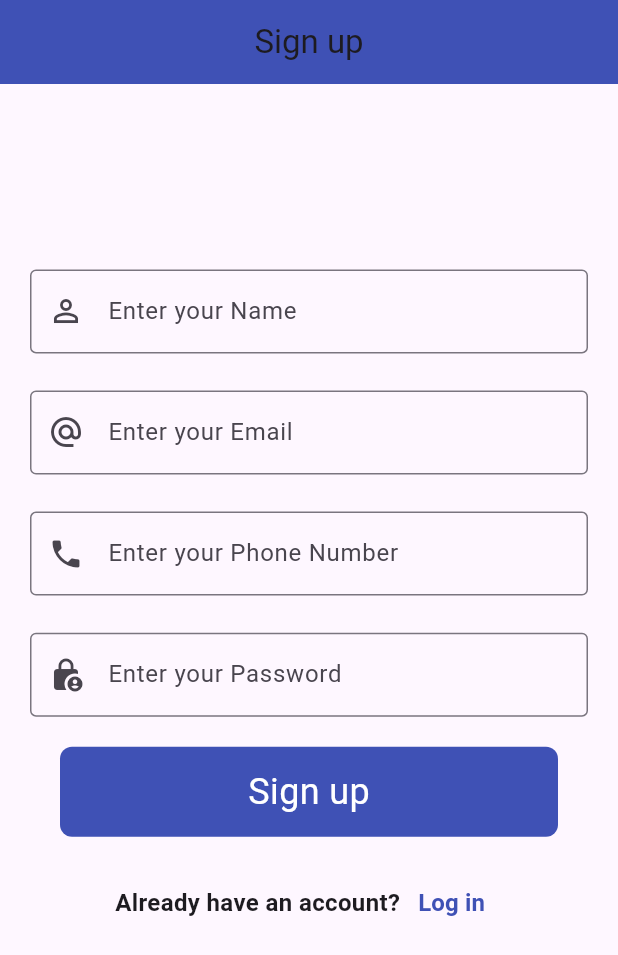
After one commit to ZainR10/expanse_tracker_flutter, a Flutter app: the screen it shows after launch, after a tap on "Log in", after a tap on "Sign up", on a phone screen of 412 x 824 dp. The commit adds this screen. Shown: the top 955 px of the screen. Run offline on Flutter 3.47's test engine with Material 3 defaults, Android fonts, the phone set to English and light mode, and no system bars; our stand-ins replace firebase_core; accounts and stored records are empty.

Commit message:
created sign up screen. created text button to navigate between login to signup screens.

```diff
--- a/lib/res/components/round_button.dart
+++ b/lib/res/components/round_button.dart
@@ -18,7 +18,7 @@ class RoundButton extends StatelessWidget {
       onTap: onPress,
       child: Container(
         height: 60,
-        margin: const EdgeInsets.all(24),
+        margin: const EdgeInsets.all(20),
         decoration: BoxDecoration(
             borderRadius: BorderRadius.circular(8),
             color: AppColors.buttonColor),
--- a/lib/view/login_view.dart
+++ b/lib/view/login_view.dart
@@ -1,8 +1,8 @@
+import 'package:expanse_tracker_flutter/res/components/colors.dart';
 import 'package:expanse_tracker_flutter/res/components/round_button.dart';
 import 'package:expanse_tracker_flutter/utils/general_utils.dart';
-import 'package:flutter/foundation.dart';
+import 'package:expanse_tracker_flutter/view/signup_view.dart';
 import 'package:flutter/material.dart';
-import 'package:flutter/widgets.dart';
 
 class LoginView extends StatefulWidget {
   const LoginView({super.key});
@@ -32,11 +32,13 @@ class _LoginViewState extends State<LoginView> {
 
   @override
   Widget build(BuildContext context) {
+    final height = MediaQuery.of(context).size.height * 1;
     return Scaffold(
         appBar: AppBar(
           title: const Text('Log in'),
           centerTitle: true,
           automaticallyImplyLeading: false,
+          backgroundColor: Colors.indigo,
         ),
         body: Padding(
           padding: const EdgeInsets.symmetric(horizontal: 20),
@@ -78,7 +80,7 @@ class _LoginViewState extends State<LoginView> {
                             },
                           ),
                           SizedBox(
-                            height: 30,
+                            height: height * .03,
                           ),
                           TextFormField(
                             focusNode: passwordFocusNode,
@@ -110,7 +112,33 @@ class _LoginViewState extends State<LoginView> {
                   title: 'Log in',
                   onPress: () {
                     if (_formkey.currentState!.validate()) {}
-                  })
+                  }),
+              // SizedBox(
+              //   height: height * .0,
+              // ),
+              Row(
+                mainAxisAlignment: MainAxisAlignment.center,
+                children: [
+                  const Text(
+                    "Don't have an account?",
+                    style: TextStyle(fontWeight: FontWeight.bold, fontSize: 16),
+                  ),
+                  TextButton(
+                      onPressed: () {
+                        Navigator.push(
+                            context,
+                            MaterialPageRoute(
+                                builder: (context) => const SignupView()));
+                      },
+                      child: const Text(
+                        'Sign up',
+                        style: TextStyle(
+                            color: AppColors.buttonColor,
+                            fontWeight: FontWeight.bold,
+                            fontSize: 16),
+                      ))
+                ],
+              )
             ],
           ),
         ));
--- /dev/null
+++ b/lib/view/signup_view.dart
@@ -0,0 +1,223 @@
+import 'package:expanse_tracker_flutter/res/components/colors.dart';
+import 'package:expanse_tracker_flutter/res/components/round_button.dart';
+import 'package:expanse_tracker_flutter/utils/general_utils.dart';
+import 'package:expanse_tracker_flutter/view/login_view.dart';
+import 'package:flutter/foundation.dart';
+import 'package:flutter/material.dart';
+import 'package:flutter/widgets.dart';
+
+class SignupView extends StatefulWidget {
+  const SignupView({super.key});
+
+  @override
+  State<SignupView> createState() => _SignupViewState();
+}
+
+class _SignupViewState extends State<SignupView> {
+  final _formkey = GlobalKey<FormState>();
+
+  final nameController = TextEditingController();
+  final phoneNumberController = TextEditingController();
+  final emailController = TextEditingController();
+  final passwordController = TextEditingController();
+
+  FocusNode nameFocusNode = FocusNode();
+  FocusNode phoneNumberFocusNode = FocusNode();
+
+  FocusNode emailFocusNode = FocusNode();
+  FocusNode passwordFocusNode = FocusNode();
+
+  @override
+  void dispose() {
+    // TODO: implement dispose
+    super.dispose();
+    nameController.dispose();
+    phoneNumberController.dispose();
+
+    emailController.dispose();
+    passwordController.dispose();
+    nameFocusNode.dispose();
+    phoneNumberFocusNode.dispose();
+
+    emailFocusNode.dispose();
+    passwordFocusNode.dispose();
+  }
+
+  @override
+  Widget build(BuildContext context) {
+    final height = MediaQuery.of(context).size.height * 1;
+    return Scaffold(
+        appBar: AppBar(
+          title: const Text('Sign up'),
+          centerTitle: true,
+          automaticallyImplyLeading: false,
+          backgroundColor: Colors.indigo,
+        ),
+        body: SingleChildScrollView(
+          child: Padding(
+            padding: const EdgeInsets.symmetric(horizontal: 20),
+            child: Column(
+              mainAxisAlignment: MainAxisAlignment.center,
+              crossAxisAlignment: CrossAxisAlignment.center,
+              children: [
+                SizedBox(
+                  height: height * .15,
+                ),
+                Column(
+                  children: [
+                    Form(
+                        key: _formkey,
+                        child: Column(
+                          children: [
+                            //name
+                            TextFormField(
+                              focusNode: nameFocusNode,
+                              controller: nameController,
+                              validator: (String? value) {
+                                if (value == null || value.isEmpty) {
+                                  return "Name field cannot be empty";
+                                }
+                                if (value.contains('@') ||
+                                    value.contains('.com')) {
+                                  return "Name can not contain words like these";
+                                }
+                                return null;
+                              },
+                              keyboardType: TextInputType.emailAddress,
+                              decoration: const InputDecoration(
+                                prefixIcon: Icon(Icons.person_outline_outlined),
+                                border: OutlineInputBorder(),
+                                hintText: 'Enter your Name',
+                                hintStyle: TextStyle(
+                                  fontWeight: FontWeight.normal,
+                                ),
+                              ),
+                              onFieldSubmitted: (value) {
+                                GeneralUtils.fieldFocusChange(
+                                    context, nameFocusNode, emailFocusNode);
+                              },
+                            ),
+                            SizedBox(
+                              height: height * .03,
+                            ),
+                            //email
+                            TextFormField(
+                              focusNode: emailFocusNode,
+                              controller: emailController,
+                              validator: (String? value) {
+                                if (value == null || value.isEmpty) {
+                                  return "Email field cannot be empty";
+                                }
+                                if (!value.contains('@') ||
+                                    !value.contains('.com')) {
+                                  return "Invalid email address";
+                                }
+                                return null;
+                              },
+                              keyboardType: TextInputType.emailAddress,
+                              decoration: const InputDecoration(
+                                prefixIcon: Icon(Icons.alternate_email),
+                                border: OutlineInputBorder(),
+                                hintText: 'Enter your Email',
+                                hintStyle: TextStyle(
+                                  fontWeight: FontWeight.normal,
+                                ),
+                              ),
+                              onFieldSubmitted: (value) {
+                                GeneralUtils.fieldFocusChange(context,
+                                    emailFocusNode, phoneNumberFocusNode);
+                              },
+                            ),
+                            SizedBox(
+                              height: height * .03,
+                            ),
+                            //phone number
+                            TextFormField(
+                              focusNode: phoneNumberFocusNode,
+                              controller: phoneNumberController,
+                              validator: (String? value) {
+                                if (value == null || value.isEmpty) {
+                                  return "Phone number cannot be empty";
+                                }
+                                if (value.length <= 11) {
+                                  return "phone number length must be 11";
+                                }
+                                return null;
+                              },
+                              keyboardType: TextInputType.number,
+                              decoration: const InputDecoration(
+                                prefixIcon: Icon(Icons.phone),
+                                border: OutlineInputBorder(),
+                                hintText: 'Enter your Phone Number',
+                                hintStyle: TextStyle(
+                                  fontWeight: FontWeight.normal,
+                                ),
+                              ),
+                            ),
+                            SizedBox(
+                              height: height * .03,
+                            ),
+                            TextFormField(
+                              focusNode: passwordFocusNode,
+                              controller: passwordController,
+                              validator: (String? value) {
+                                if (value == null || value.isEmpty) {
+                                  return "Password field cannot be empty";
+                                }
+                                if (value.length <= 8) {
+                                  return "Password length must be greater than 8";
+                                }
+                                return null;
+                              },
+                              keyboardType: TextInputType.emailAddress,
+                              decoration: const InputDecoration(
+                                prefixIcon: Icon(Icons.lock_person_rounded),
+                                border: OutlineInputBorder(),
+                                hintText: 'Enter your Password',
+                                hintStyle: TextStyle(
+                                  fontWeight: FontWeight.normal,
+                                ),
+                              ),
+                            ),
+                          ],
+                        ))
+                  ],
+                ),
+                RoundButton(
+                    title: 'Sign up',
+                    onPress: () {
+                      if (_formkey.currentState!.validate()) {}
+                    }),
+                // SizedBox(
+                //   height: height * .0,
+                // ),
+                Row(
+                  mainAxisAlignment: MainAxisAlignment.center,
+                  children: [
+                    const Text(
+                      "Already have an account?",
+                      style:
+                          TextStyle(fontWeight: FontWeight.bold, fontSize: 16),
+                    ),
+                    TextButton(
+                        onPressed: () {
+                          Navigator.push(
+                              context,
+                              MaterialPageRoute(
+                                  builder: (context) => const LoginView()));
+                        },
+                        child: const Text(
+                          'Log in',
+                          style: TextStyle(
+                              color: AppColors.buttonColor,
+                              fontWeight: FontWeight.bold,
+                              fontSize: 16),
+                        ))
+                  ],
+                )
+              ],
+            ),
+          ),
+        ));
+  }
+}
--- a/lib/view/splash_view.dart
+++ b/lib/view/splash_view.dart
@@ -1,7 +1,5 @@
 import 'package:expanse_tracker_flutter/View_Models/splash_view_logic.dart';
-import 'package:flutter/foundation.dart';
 import 'package:flutter/material.dart';
-import 'package:flutter/widgets.dart';
 
 class SplashView extends StatefulWidget {
   const SplashView({super.key});
@@ -22,7 +20,7 @@ class _SplashViewState extends State<SplashView> {
 
   @override
   Widget build(BuildContext context) {
-    return Scaffold(
+    return const Scaffold(
       body: Center(
         child: Text(
           'WELCOME',
```
